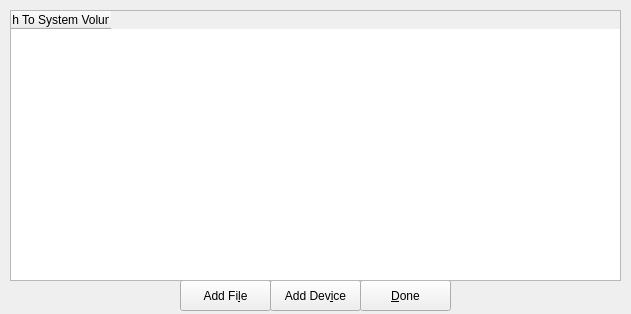
First picture: the form in zuluCrypt-gui/managesystemvolumes.ui, repository mhogomchungu/zuluCrypt, before the edit.
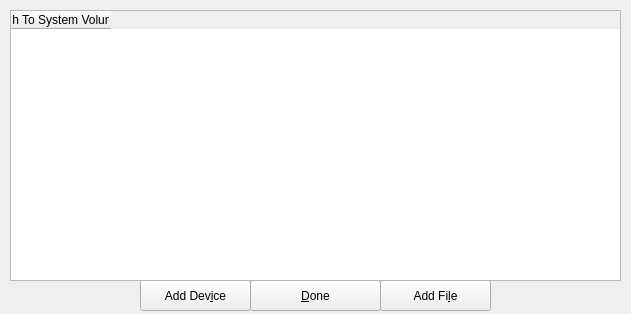
Second picture: the form after the edit.

The edit to the form file:
```diff
--- a/zuluCrypt-gui/managesystemvolumes.ui
+++ b/zuluCrypt-gui/managesystemvolumes.ui
@@ -22,9 +22,9 @@
   <widget class="QPushButton" name="pbDone">
    <property name="geometry">
     <rect>
-     <x>360</x>
+     <x>250</x>
      <y>280</y>
-     <width>91</width>
+     <width>131</width>
      <height>31</height>
     </rect>
    </property>
@@ -41,9 +41,9 @@
   <widget class="QPushButton" name="pbFile">
    <property name="geometry">
     <rect>
-     <x>180</x>
+     <x>380</x>
      <y>280</y>
-     <width>91</width>
+     <width>111</width>
      <height>31</height>
     </rect>
    </property>
@@ -60,9 +60,9 @@
   <widget class="QPushButton" name="pbPartition">
    <property name="geometry">
     <rect>
-     <x>270</x>
+     <x>140</x>
      <y>280</y>
-     <width>91</width>
+     <width>111</width>
      <height>31</height>
     </rect>
    </property>
```
